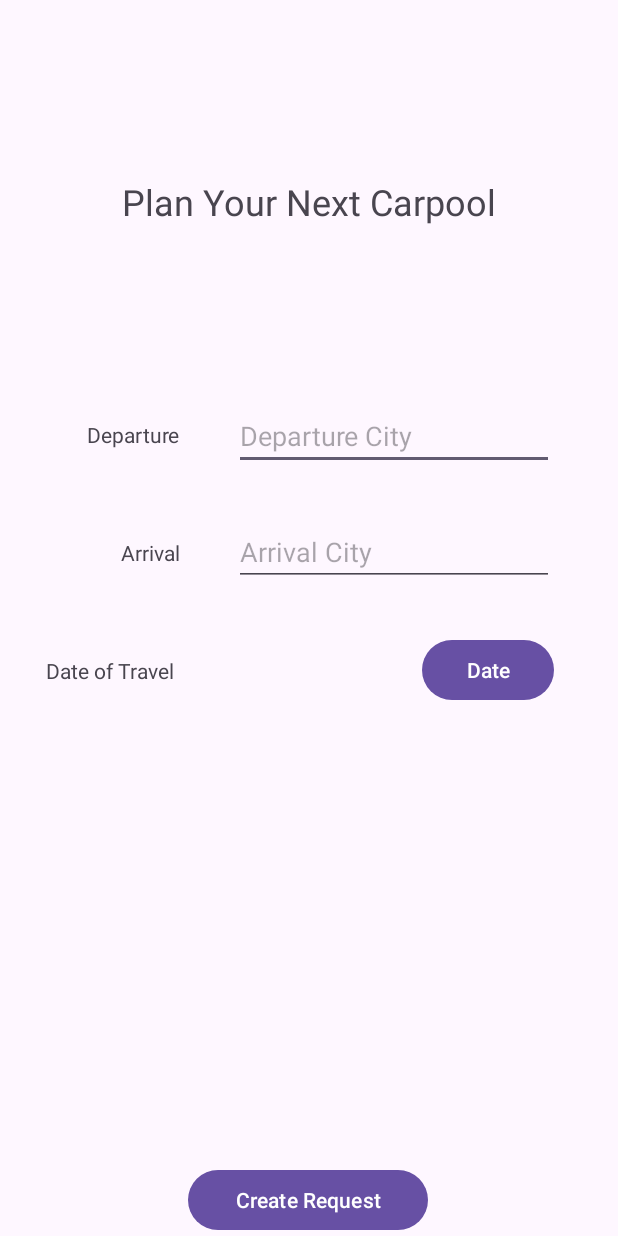
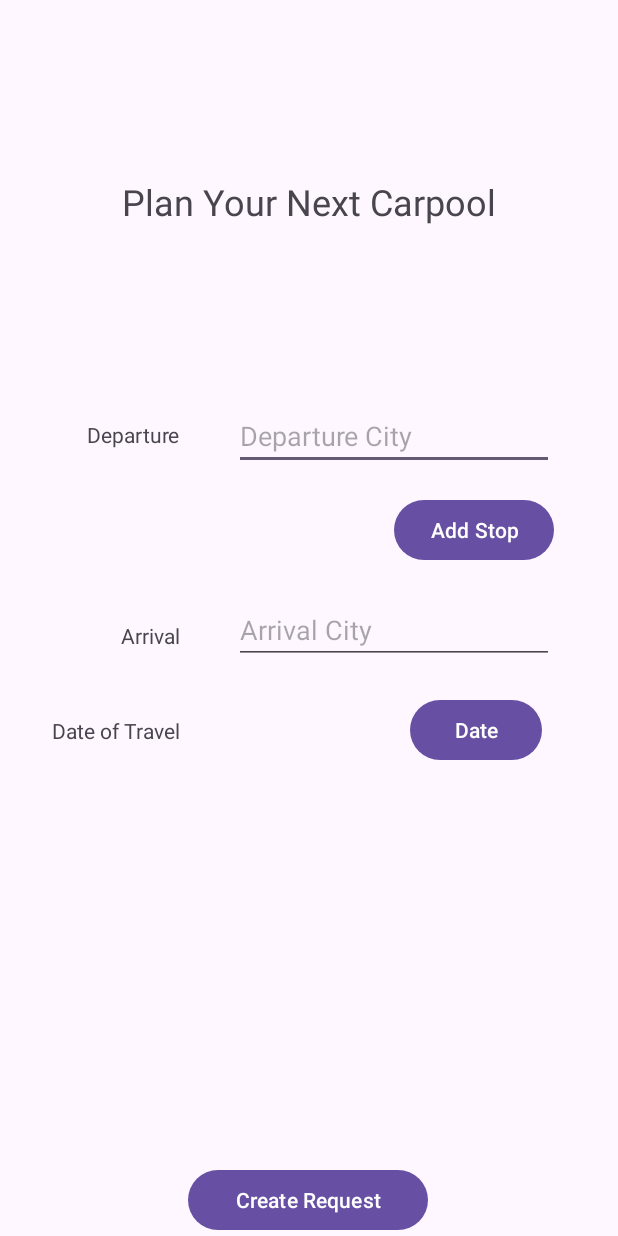
Before and after one commit to DarrenEddy/CarShareApp, an Android app: the CreateRequestActivity screen opened directly, with no data from a screen before it, on a phone screen of 412 x 824 dp. Run offline under Robolectric (Android 15) with nearby library versions, the light colour scheme and no system bars; our stand-ins replace Firebase (no records; nobody signed in at launch, a user with empty details on screens opened directly).

Commit message:
Added Stops To CreateRequestActivity and updated Request to have a stopsLocality to display stops without dirrectly showing objects

```diff
--- a/app/src/main/java/com/de/carshare/models/Request.kt
+++ b/app/src/main/java/com/de/carshare/models/Request.kt
@@ -15,6 +15,7 @@ class Request(val departCity:String ="",
               var arrivalDate: String ="",
               val id: String = UUID.randomUUID().toString(),
               val stops:MutableList<String> = mutableListOf(),
+              val stopsLocality:MutableList<String> = mutableListOf(),
               val status:STATUS =  STATUS.PENDING,
               val riders:MutableList<String> = mutableListOf()
 )
--- a/app/src/main/java/com/de/carshare/repositories/RequestRepository.kt
+++ b/app/src/main/java/com/de/carshare/repositories/RequestRepository.kt
@@ -23,6 +23,7 @@ class RequestRepository(private val context:Context) {
     private val DEPART_DATE = "departDate"
     private val ARRIVAL_DATE = "arrivalDate"
     private val STOPS = "stops"
+    private val STOPS_LOCALITY = "stopsLocality"
     private val STATUS = "status"
     private val RIDERS = "riders"
 
@@ -40,6 +41,8 @@ class RequestRepository(private val context:Context) {
             data[DEPART_DATE] = newRequest.departDate
             data[ARRIVAL_DATE] = newRequest.arrivalDate
             data[STOPS] = newRequest.stops
+            data[STOPS_LOCALITY] = newRequest.stopsLocality
+
             data[STATUS] = newRequest.status
             data[RIDERS] = newRequest.riders
 
--- a/app/src/main/java/com/de/carshare/ui/MainActivity.kt
+++ b/app/src/main/java/com/de/carshare/ui/MainActivity.kt
@@ -95,7 +95,6 @@ class MainActivity : AppCompatActivity(),OnClickListener {
 
         return when (item.itemId) {
             R.id.menu_item_login -> {
-                Toast.makeText(this, "login", Toast.LENGTH_SHORT).show()
                 val intent = Intent(this, LoginActivity::class.java)
                 startActivity(intent)
                 return true
--- a/app/src/main/res/layout/activity_create_request.xml
+++ b/app/src/main/res/layout/activity_create_request.xml
@@ -17,26 +17,6 @@
         app:layout_constraintTop_toTopOf="@+id/et_departure"
         app:layout_constraintVertical_bias="0.461" />
 
-    <TextView
-        android:id="@+id/textView21"
-        android:layout_width="wrap_content"
-        android:layout_height="wrap_content"
-        android:text="@string/arrival"
-        app:layout_constraintBottom_toBottomOf="@+id/et_arrival"
-        app:layout_constraintEnd_toEndOf="@+id/textView19"
-        app:layout_constraintTop_toTopOf="@+id/et_arrival" />
-
-
-    <TextView
-        android:id="@+id/textView20"
-        android:layout_width="wrap_content"
-        android:layout_height="wrap_content"
-        android:layout_marginEnd="4dp"
-        android:text="@string/date_of_travel"
-        app:layout_constraintBottom_toBottomOf="@+id/btn_open_date"
-        app:layout_constraintEnd_toEndOf="@+id/textView21"
-        app:layout_constraintTop_toTopOf="@+id/btn_open_date" />
-
 
     <EditText
         android:id="@+id/et_departure"
@@ -51,18 +31,48 @@
         app:layout_constraintStart_toStartOf="parent"
         app:layout_constraintTop_toTopOf="parent" />
 
+
     <EditText
         android:id="@+id/et_arrival"
         android:layout_width="wrap_content"
         android:layout_height="wrap_content"
-        android:layout_marginTop="32dp"
+        android:layout_marginTop="20dp"
         android:ems="10"
         android:hint="@string/arrival_city"
         android:inputType="text"
-        app:layout_constraintEnd_toEndOf="@+id/et_departure"
+        app:layout_constraintEnd_toEndOf="@+id/btnAddStop"
+        app:layout_constraintHorizontal_bias="0.0"
         app:layout_constraintStart_toStartOf="@+id/et_departure"
-        app:layout_constraintTop_toBottomOf="@+id/et_departure" />
+        app:layout_constraintTop_toBottomOf="@+id/btnAddStop" />
 
+    <TextView
+        android:id="@+id/tvSecondStop0"
+        android:layout_width="wrap_content"
+        android:layout_height="wrap_content"
+        android:text="@string/date_of_travel"
+        app:layout_constraintBottom_toBottomOf="@+id/btn_open_date"
+        app:layout_constraintEnd_toEndOf="@+id/tvSecondStop1"
+        app:layout_constraintTop_toTopOf="@+id/btn_open_date" />
+
+    <TextView
+        android:id="@+id/tvSecondStop1"
+        android:layout_width="wrap_content"
+        android:layout_height="wrap_content"
+        android:text="@string/arrival"
+        app:layout_constraintBottom_toBottomOf="@+id/et_arrival"
+        app:layout_constraintEnd_toEndOf="@+id/textView19"
+        app:layout_constraintTop_toTopOf="@+id/et_arrival"
+        app:layout_constraintVertical_bias="0.653" />
+
+    <Button
+        android:id="@+id/btn_open_date"
+        android:layout_width="wrap_content"
+        android:layout_height="wrap_content"
+        android:layout_marginTop="20dp"
+        android:layout_marginEnd="8dp"
+        android:text="@string/date"
+        app:layout_constraintEnd_toEndOf="@+id/et_arrival"
+        app:layout_constraintTop_toBottomOf="@+id/et_arrival" />
 
     <Button
         android:id="@+id/btn_create_new_request"
@@ -78,7 +88,7 @@
         app:layout_constraintVertical_bias="1.0" />
 
     <TextView
-        android:id="@+id/textView22"
+        android:id="@+id/tvSecondStop2"
         android:layout_width="wrap_content"
         android:layout_height="wrap_content"
         android:text="@string/plan_your_next_carpool"
@@ -88,15 +98,6 @@
         app:layout_constraintStart_toStartOf="parent"
         app:layout_constraintTop_toTopOf="parent" />
 
-    <Button
-        android:id="@+id/btn_open_date"
-        android:layout_width="wrap_content"
-        android:layout_height="wrap_content"
-        android:layout_marginTop="32dp"
-        android:text="@string/date"
-        app:layout_constraintEnd_toEndOf="@+id/et_arrival"
-        app:layout_constraintTop_toBottomOf="@+id/et_arrival" />
-
     <TextView
         android:id="@+id/tvDate"
         android:layout_width="wrap_content"
@@ -105,4 +106,54 @@
         app:layout_constraintBottom_toBottomOf="@+id/btn_open_date"
         app:layout_constraintStart_toStartOf="@+id/et_arrival"
         app:layout_constraintTop_toTopOf="@+id/btn_open_date" />
+
+    <Button
+        android:id="@+id/btnAddStop"
+        android:layout_width="wrap_content"
+        android:layout_height="wrap_content"
+        android:layout_marginTop="16dp"
+        android:text="Add Stop"
+        app:layout_constraintEnd_toEndOf="@+id/et_departure"
+        app:layout_constraintTop_toBottomOf="@+id/et_departure" />
+
+    <EditText
+        android:id="@+id/etFirstStop"
+        android:layout_width="wrap_content"
+        android:layout_height="wrap_content"
+        android:layout_marginTop="12dp"
+        android:ems="10"
+        android:inputType="text"
+        android:hint="First Stop"
+        android:visibility="gone"
+        app:layout_constraintEnd_toEndOf="@+id/et_departure"
+        app:layout_constraintHorizontal_bias="0.0"
+        app:layout_constraintStart_toStartOf="@+id/et_departure"
+        app:layout_constraintTop_toBottomOf="@+id/et_departure" />
+
+    <EditText
+        android:id="@+id/etSecondStop"
+        android:layout_width="wrap_content"
+        android:layout_height="wrap_content"
+        android:layout_marginTop="12dp"
+        android:ems="10"
+        android:inputType="text"
+        android:hint="Second Stop"
+        android:visibility="gone"
+        app:layout_constraintEnd_toEndOf="@+id/etFirstStop"
+        app:layout_constraintHorizontal_bias="0.0"
+        app:layout_constraintStart_toStartOf="@+id/etFirstStop"
+        app:layout_constraintTop_toBottomOf="@+id/etFirstStop" />
+
+    <Button
+        android:id="@+id/btnRemoveStop"
+        android:layout_width="wrap_content"
+        android:layout_height="wrap_content"
+        android:layout_marginEnd="12dp"
+        android:text="Remove"
+        android:visibility="invisible"
+        app:layout_constraintBottom_toBottomOf="@+id/btnAddStop"
+        app:layout_constraintEnd_toStartOf="@+id/btnAddStop"
+        app:layout_constraintStart_toStartOf="@+id/et_departure"
+        tools:visibility="invisible" />
+
 </androidx.constraintlayout.widget.ConstraintLayout>
--- a/app/src/main/res/layout/row_requests.xml
+++ b/app/src/main/res/layout/row_requests.xml
@@ -14,9 +14,10 @@
         />
 
     <TextView
+        android:id="@+id/tvDepartArrivalConnector"
         android:layout_width="wrap_content"
         android:layout_height="match_parent"
-        android:text="->"
+
         android:layout_marginHorizontal="16dp"
         />
 
--- /dev/null
+++ b/app/src/main/res/values/ic_launcher_background.xml
@@ -0,0 +1,4 @@
+<?xml version="1.0" encoding="utf-8"?>
+<resources>
+    <color name="ic_launcher_background">#FFFFFF</color>
+</resources>
```
Also changed, not shown: app/src/main/java/com/de/carshare/rvAdapter/RequestAdapter.kt (+10 -1 lines), app/src/main/java/com/de/carshare/ui/CreateRequestActivity.kt (+140 -27 lines), app/src/main/ic_launcher-playstore.png (added), app/src/main/res/mipmap-mdpi/ic_launcher_foreground.webp (added).
